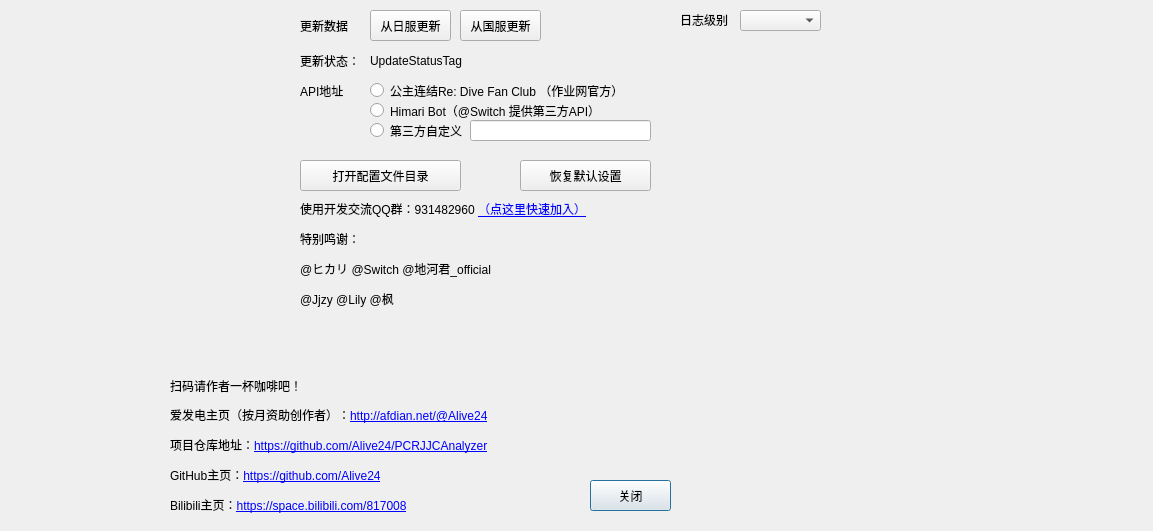
Old version of the form configDialog.ui in the repository Alive24/PCRJJCAnalyzer.
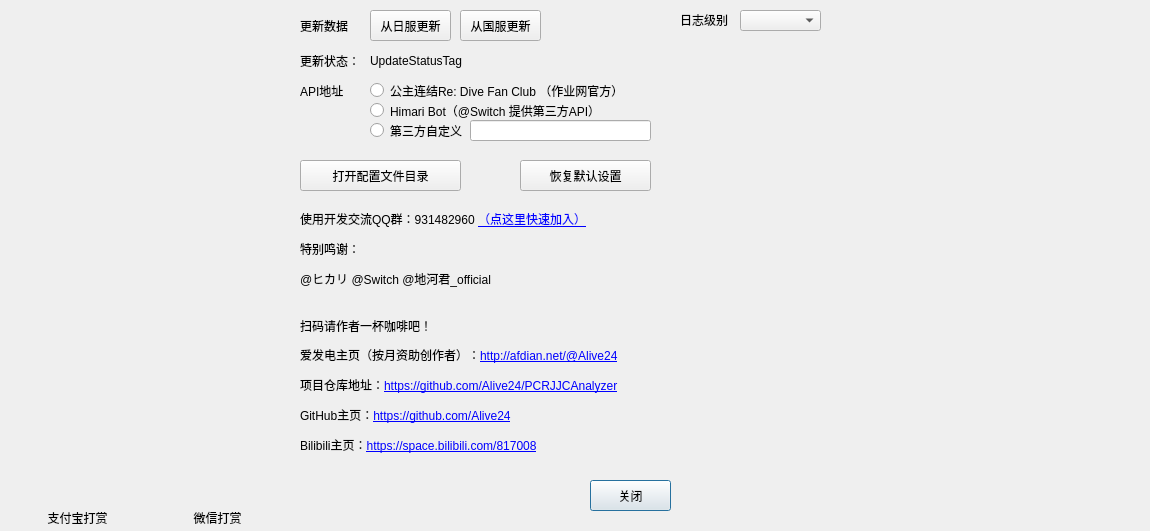
New version of the form. Icons and pictures are not drawn.

Patch:
```diff
--- a/configDialog.ui
+++ b/configDialog.ui
@@ -6,7 +6,7 @@
    <rect>
     <x>0</x>
     <y>0</y>
-    <width>1153</width>
+    <width>1150</width>
     <height>531</height>
    </rect>
   </property>
@@ -236,8 +236,8 @@
     <rect>
      <x>10</x>
      <y>370</y>
-     <width>150</width>
-     <height>150</height>
+     <width>135</width>
+     <height>135</height>
     </rect>
    </property>
    <property name="text">
@@ -256,8 +256,8 @@
   <widget class="QLabel" name="label_3">
    <property name="geometry">
     <rect>
-     <x>170</x>
-     <y>370</y>
+     <x>300</x>
+     <y>310</y>
      <width>131</width>
      <height>31</height>
     </rect>
@@ -269,9 +269,9 @@
   <widget class="QLabel" name="label_4">
    <property name="geometry">
     <rect>
-     <x>170</x>
-     <y>430</y>
-     <width>501</width>
+     <x>300</x>
+     <y>370</y>
+     <width>371</width>
      <height>31</height>
     </rect>
    </property>
@@ -285,9 +285,9 @@
   <widget class="QLabel" name="label_5">
    <property name="geometry">
     <rect>
-     <x>170</x>
-     <y>460</y>
-     <width>501</width>
+     <x>300</x>
+     <y>400</y>
+     <width>371</width>
      <height>31</height>
     </rect>
    </property>
@@ -314,9 +314,9 @@
   <widget class="QLabel" name="label_6">
    <property name="geometry">
     <rect>
-     <x>170</x>
-     <y>400</y>
-     <width>491</width>
+     <x>300</x>
+     <y>340</y>
+     <width>371</width>
      <height>31</height>
     </rect>
    </property>
@@ -330,9 +330,9 @@
   <widget class="QLabel" name="label_7">
    <property name="geometry">
     <rect>
-     <x>170</x>
-     <y>490</y>
-     <width>421</width>
+     <x>300</x>
+     <y>430</y>
+     <width>371</width>
      <height>31</height>
     </rect>
    </property>
@@ -347,9 +347,9 @@
    <property name="geometry">
     <rect>
      <x>300</x>
-     <y>200</y>
+     <y>210</y>
      <width>361</width>
-     <height>161</height>
+     <height>91</height>
     </rect>
    </property>
    <property name="text">
@@ -362,6 +362,57 @@
     <bool>true</bool>
    </property>
   </widget>
+  <widget class="QLabel" name="QRwechat">
+   <property name="geometry">
+    <rect>
+     <x>150</x>
+     <y>370</y>
+     <width>135</width>
+     <height>135</height>
+    </rect>
+   </property>
+   <property name="text">
+    <string/>
+   </property>
+   <property name="scaledContents">
+    <bool>true</bool>
+   </property>
+   <property name="wordWrap">
+    <bool>false</bool>
+   </property>
+  </widget>
+  <widget class="QLabel" name="label">
+   <property name="geometry">
+    <rect>
+     <x>10</x>
+     <y>510</y>
+     <width>135</width>
+     <height>16</height>
+    </rect>
+   </property>
+   <property name="text">
+    <string>支付宝打赏</string>
+   </property>
+   <property name="alignment">
+    <set>Qt::AlignCenter</set>
+   </property>
+  </widget>
+  <widget class="QLabel" name="label_2">
+   <property name="geometry">
+    <rect>
+     <x>150</x>
+     <y>510</y>
+     <width>135</width>
+     <height>16</height>
+    </rect>
+   </property>
+   <property name="text">
+    <string>微信打赏</string>
+   </property>
+   <property name="alignment">
+    <set>Qt::AlignCenter</set>
+   </property>
+  </widget>
  </widget>
  <resources/>
  <connections/>
```
Left out of the diff: 10 changed lines with no effect on the pictures.
